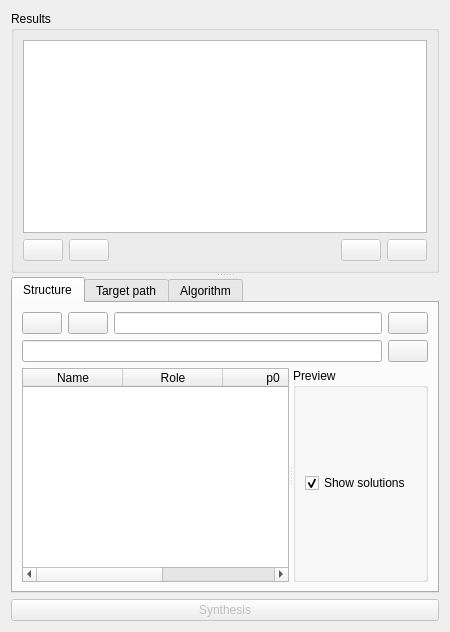
This is pyslvs_ui/synthesis/dimensional_synthesis/dimension_widget.ui in KmolYuan/Pyslvs-UI as Qt 5 draws it before an edit. The edited form follows.
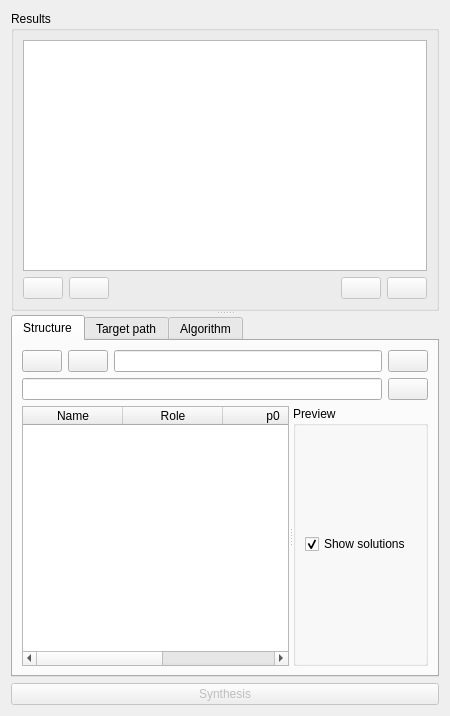
This is the edited form. Icons and pictures are not drawn.

Patch:
```diff
--- a/pyslvs_ui/synthesis/dimensional_synthesis/dimension_widget.ui
+++ b/pyslvs_ui/synthesis/dimensional_synthesis/dimension_widget.ui
@@ -7,7 +7,7 @@
     <x>0</x>
     <y>0</y>
     <width>450</width>
-    <height>632</height>
+    <height>716</height>
    </rect>
   </property>
   <property name="windowIcon">
```
Left out of the diff: 5 changed lines with no effect on the pictures.
